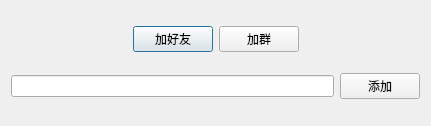
Above: SimpleChat/AddDialog.ui from sleepy2con/Simple-chat-software before the change. Below: the same form after it.
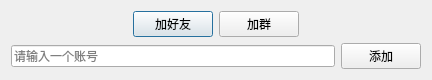
That is the form after the change.

```diff
--- a/SimpleChat/AddDialog.ui
+++ b/SimpleChat/AddDialog.ui
@@ -6,8 +6,8 @@
    <rect>
     <x>0</x>
     <y>0</y>
-    <width>431</width>
-    <height>126</height>
+    <width>432</width>
+    <height>78</height>
    </rect>
   </property>
   <property name="windowTitle">
@@ -72,7 +72,11 @@
      <item>
       <layout class="QHBoxLayout" name="horizontalLayout_3">
        <item>
-        <widget class="QLineEdit" name="le_add"/>
+        <widget class="QLineEdit" name="le_add">
+         <property name="placeholderText">
+          <string>请输入一个账号</string>
+         </property>
+        </widget>
        </item>
        <item>
         <widget class="QPushButton" name="btn_add">
```
Left out of the diff: 6 changed lines with no effect on the pictures.
